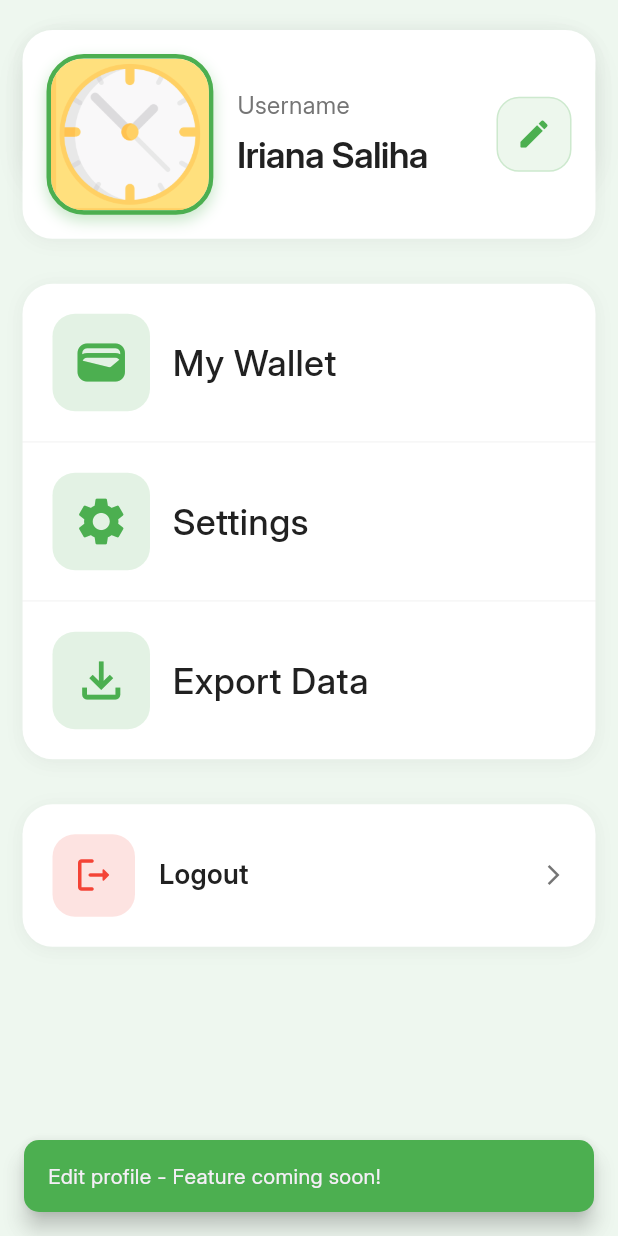
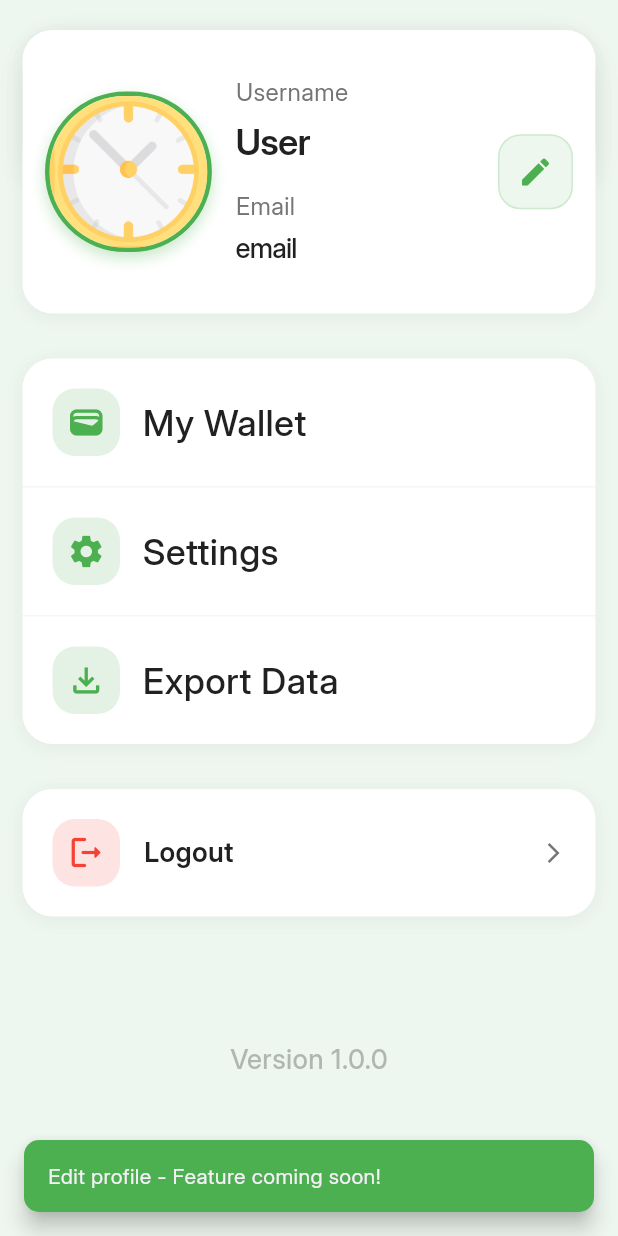
Before and after one commit to GH-Thiwanka/xpensIQ, a Flutter app: the Profilepage screen opened directly, after a tap on the "edit" icon, on a phone screen of 412 x 824 dp. Run offline on Flutter 3.47's test engine with Material 3 defaults, Android fonts, the phone set to English and light mode, and no system bars; our stand-ins replace cloud_firestore, firebase_auth, firebase_core, fl_chart, persistent_bottom_nav_bar, shared_preferences and 1 more; accounts and stored records are empty.

```diff
--- a/lib/pages/loginPage.dart
+++ b/lib/pages/loginPage.dart
@@ -478,7 +478,6 @@ class _LoginPageState extends State<LoginPage> {
                           color: _isLoading ? Colors.grey : kMainColor,
                           fontSize: 16,
                           fontWeight: FontWeight.bold,
-                          decoration: TextDecoration.underline,
                         ),
                       ),
                     ),
--- a/lib/pages/profilePage.dart
+++ b/lib/pages/profilePage.dart
@@ -13,7 +13,50 @@ class Profilepage extends StatefulWidget {
 }
 
 class _ProfilepageState extends State<Profilepage> {
+  String? userId;
+  String username = '';
+  String email = "";
+  bool _isLoading = true;
   bool _isLoggingOut = false;
+
+  @override
+  void initState() {
+    super.initState();
+    _initializeUserAndData();
+  }
+
+  Future<void> _initializeUserAndData() async {
+    try {
+      // Get current user ID first
+      userId = Userservice.getCurrentUserId();
+
+      if (userId == null) {
+        print('User not logged in.');
+        setState(() {
+          _isLoading = false;
+        });
+        return;
+      }
+
+      // Get user data with proper user isolation
+      final userData = await Userservice.getUserData();
+      if (userData['username'] != null) {
+        setState(() {
+          username = userData['username']!;
+          email = userData['email']!;
+        });
+      }
+
+      setState(() {
+        _isLoading = false;
+      });
+    } catch (e) {
+      print('Error initializing user data: $e');
+      setState(() {
+        _isLoading = false;
+      });
+    }
+  }
 
   // Enhanced logout confirmation dialog
   Future<void> _showLogoutDialog() async {
@@ -360,7 +403,7 @@ class _ProfilepageState extends State<Profilepage> {
                 children: [
                   // Header section with profile info
                   Container(
-                    padding: EdgeInsets.all(16),
+                    padding: EdgeInsets.symmetric(vertical: 30, horizontal: 15),
                     decoration: BoxDecoration(
                       color: Colors.white,
                       borderRadius: BorderRadius.circular(20),
@@ -380,7 +423,7 @@ class _ProfilepageState extends State<Profilepage> {
                           width: MediaQuery.of(context).size.width * 0.27,
                           decoration: BoxDecoration(
                             border: Border.all(width: 3, color: kMainColor),
-                            borderRadius: BorderRadius.circular(25),
+                            borderRadius: BorderRadius.circular(100),
                             boxShadow: [
                               BoxShadow(
                                 color: kMainColor.withOpacity(0.3),
@@ -390,7 +433,7 @@ class _ProfilepageState extends State<Profilepage> {
                             ],
                           ),
                           child: ClipRRect(
-                            borderRadius: BorderRadius.circular(22),
+                            borderRadius: BorderRadius.circular(100),
                             child: Image.asset(
                               'assets/clock.png',
                               fit: BoxFit.cover,
@@ -415,11 +458,30 @@ class _ProfilepageState extends State<Profilepage> {
                               ),
                               SizedBox(height: 4),
                               Text(
-                                'Iriana Saliha',
+                                username.isNotEmpty ? username : 'User',
                                 style: TextStyle(
                                   color: kMainTextColor,
                                   fontSize: 24,
                                   fontWeight: FontWeight.w600,
+                                  letterSpacing: -0.5,
+                                ),
+                              ),
+                              SizedBox(height: kDefultPadding * 1.5),
+                              Text(
+                                'Email',
+                                style: TextStyle(
+                                  color: kSecondaryTextColor,
+                                  fontSize: 16,
+                                  fontWeight: FontWeight.w400,
+                                ),
+                              ),
+                              SizedBox(height: 4),
+                              Text(
+                                email.isNotEmpty ? email : 'email',
+                                style: TextStyle(
+                                  color: kMainTextColor,
+                                  fontSize: 18,
+                                  fontWeight: FontWeight.w500,
                                   letterSpacing: -0.5,
                                 ),
                               ),
@@ -528,8 +590,8 @@ class _ProfilepageState extends State<Profilepage> {
                             child: Row(
                               children: [
                                 Container(
-                                  width: 55,
-                                  height: 55,
+                                  width: 45,
+                                  height: 45,
                                   decoration: BoxDecoration(
                                     color: kExepenceColor.withOpacity(0.15),
                                     borderRadius: BorderRadius.circular(15),
@@ -548,7 +610,7 @@ class _ProfilepageState extends State<Profilepage> {
                                         )
                                       : Icon(
                                           Icons.logout_rounded,
-                                          size: 28,
+                                          size: 26,
                                           color: kExepenceColor,
                                         ),
                                 ),
@@ -576,6 +638,15 @@ class _ProfilepageState extends State<Profilepage> {
                       ),
                     ),
                   ),
+                  SizedBox(height: MediaQuery.of(context).size.height * 0.1),
+                  Text(
+                    'Version 1.0.0',
+                    style: TextStyle(
+                      fontSize: 18,
+                      fontWeight: FontWeight.w500,
+                      color: kSecondaryTextColor.withOpacity(0.5),
+                    ),
+                  ),
                 ],
               ),
             ],
--- a/lib/pages/registerPage.dart
+++ b/lib/pages/registerPage.dart
@@ -351,7 +351,7 @@ class _RegisterpageState extends State<Registerpage> {
                     ),
                   ],
                 ),
-                SizedBox(height: MediaQuery.of(context).size.height * 0.15),
+                SizedBox(height: MediaQuery.of(context).size.height * 0.1),
 
                 // Updated button with loading state and proper Firebase integration
                 GestureDetector(
--- a/lib/widget/profileWidgets.dart
+++ b/lib/widget/profileWidgets.dart
@@ -13,13 +13,13 @@ class Profilewidgets extends StatelessWidget {
       child: Row(
         children: [
           Container(
-            width: 65,
-            height: 65,
+            width: 45,
+            height: 45,
             decoration: BoxDecoration(
               color: kMainColor.withAlpha(40),
               borderRadius: BorderRadius.circular(15),
             ),
-            child: Icon(icon, size: 38, color: kMainColor),
+            child: Icon(icon, size: 26, color: kMainColor),
           ),
           SizedBox(width: 15),
           Text(
--- a/lib/widget/recentlyAdd.dart
+++ b/lib/widget/recentlyAdd.dart
@@ -320,9 +320,7 @@ class TransactionCard extends StatelessWidget {
                 crossAxisAlignment: CrossAxisAlignment.start,
                 children: [
                   Text(
-                    transaction.description.isNotEmpty
-                        ? transaction.description
-                        : transaction.category,
+                    transaction.category,
                     style: TextStyle(
                       color: kMainTextColor,
                       fontWeight: FontWeight.w600,
@@ -333,7 +331,7 @@ class TransactionCard extends StatelessWidget {
                   ),
                   const SizedBox(height: 4),
                   Text(
-                    transaction.category,
+                    transaction.description,
                     style: TextStyle(
                       color: kMainTextColor.withOpacity(0.7),
                       fontSize: 14,
```
Also changed, not shown: lib/pages/homePage.dart (+6 -27 lines), lib/screens/onboarding_Screen.dart (+34 -0 lines), pubspec.yaml (+9 -17 lines), assets/appstore.png (added), assets/playstore.png (added), pubspec.lock, 29 other files.
